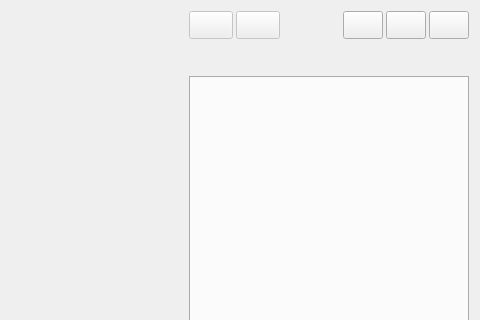
Before: the Qt Designer form gui/daq/form_experiment.ui in usnistgov/qpx-gamma, drawn with Qt 5; both pictures show x 462 to 942 and y 0 to 320 of the 942 by 592 pixel window.
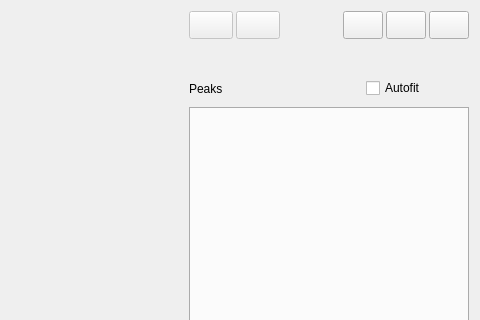
After: the same form once the commit is applied. Icons and pictures are not drawn. Custom widgets are drawn as their Qt base class.

Commit message: Experiment streamlined

What changed in the file:
```diff
--- a/gui/daq/form_experiment.ui
+++ b/gui/daq/form_experiment.ui
@@ -308,6 +308,73 @@
        </property>
       </widget>
      </item>
+     <item>
+      <layout class="QHBoxLayout" name="horizontalLayout_5">
+       <property name="spacing">
+        <number>3</number>
+       </property>
+       <item>
+        <widget class="QLabel" name="label_13">
+         <property name="sizePolicy">
+          <sizepolicy hsizetype="Preferred" vsizetype="Preferred">
+           <horstretch>0</horstretch>
+           <verstretch>0</verstretch>
+          </sizepolicy>
+         </property>
+         <property name="minimumSize">
+          <size>
+           <width>80</width>
+           <height>0</height>
+          </size>
+         </property>
+         <property name="maximumSize">
+          <size>
+           <width>16777215</width>
+           <height>16777215</height>
+          </size>
+         </property>
+         <property name="text">
+          <string>Peaks</string>
+         </property>
+        </widget>
+       </item>
+       <item>
+        <widget class="QCheckBox" name="checkAutofit">
+         <property name="sizePolicy">
+          <sizepolicy hsizetype="Maximum" vsizetype="Fixed">
+           <horstretch>0</horstretch>
+           <verstretch>0</verstretch>
+          </sizepolicy>
+         </property>
+         <property name="minimumSize">
+          <size>
+           <width>100</width>
+           <height>0</height>
+          </size>
+         </property>
+         <property name="text">
+          <string>Autofit</string>
+         </property>
+        </widget>
+       </item>
+       <item>
+        <widget class="WidgetFitterAutoselect" name="widgetAutoselect" native="true">
+         <property name="sizePolicy">
+          <sizepolicy hsizetype="Maximum" vsizetype="Maximum">
+           <horstretch>0</horstretch>
+           <verstretch>0</verstretch>
+          </sizepolicy>
+         </property>
+         <property name="minimumSize">
+          <size>
+           <width>0</width>
+           <height>25</height>
+          </size>
+         </property>
+        </widget>
+       </item>
+      </layout>
+     </item>
      <item>
       <widget class="QTabWidget" name="tabs">
        <property name="sizePolicy">
@@ -329,18 +396,24 @@
   </layout>
  </widget>
  <customwidgets>
-  <customwidget>
-   <class>SelectorWidget</class>
-   <extends>QWidget</extends>
-   <header>widget_selector.h</header>
-   <container>1</container>
-  </customwidget>
   <customwidget>
    <class>FormFitter</class>
    <extends>QWidget</extends>
    <header>form_fitter.h</header>
    <container>1</container>
   </customwidget>
+  <customwidget>
+   <class>WidgetFitterAutoselect</class>
+   <extends>QWidget</extends>
+   <header>widget_fitter_autoselect.h</header>
+   <container>1</container>
+  </customwidget>
+  <customwidget>
+   <class>SelectorWidget</class>
+   <extends>QWidget</extends>
+   <header>widget_selector.h</header>
+   <container>1</container>
+  </customwidget>
  </customwidgets>
  <resources>
   <include location="../resources/qpxres.qrc"/>
```
The commit also changes 9 other files.
